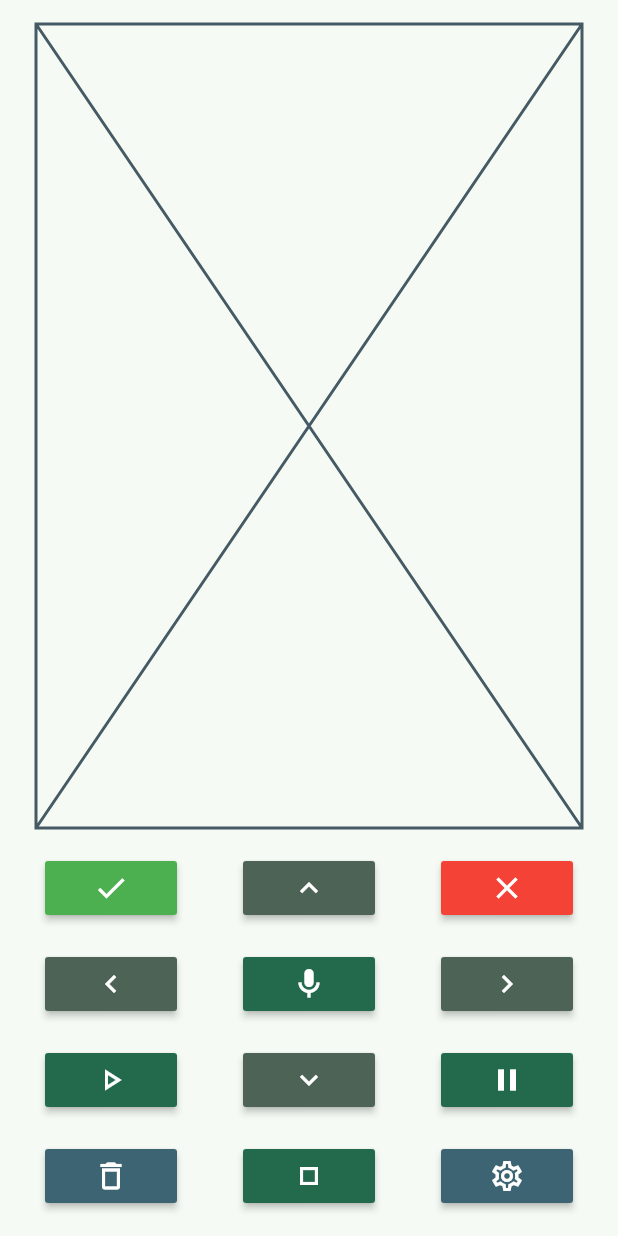
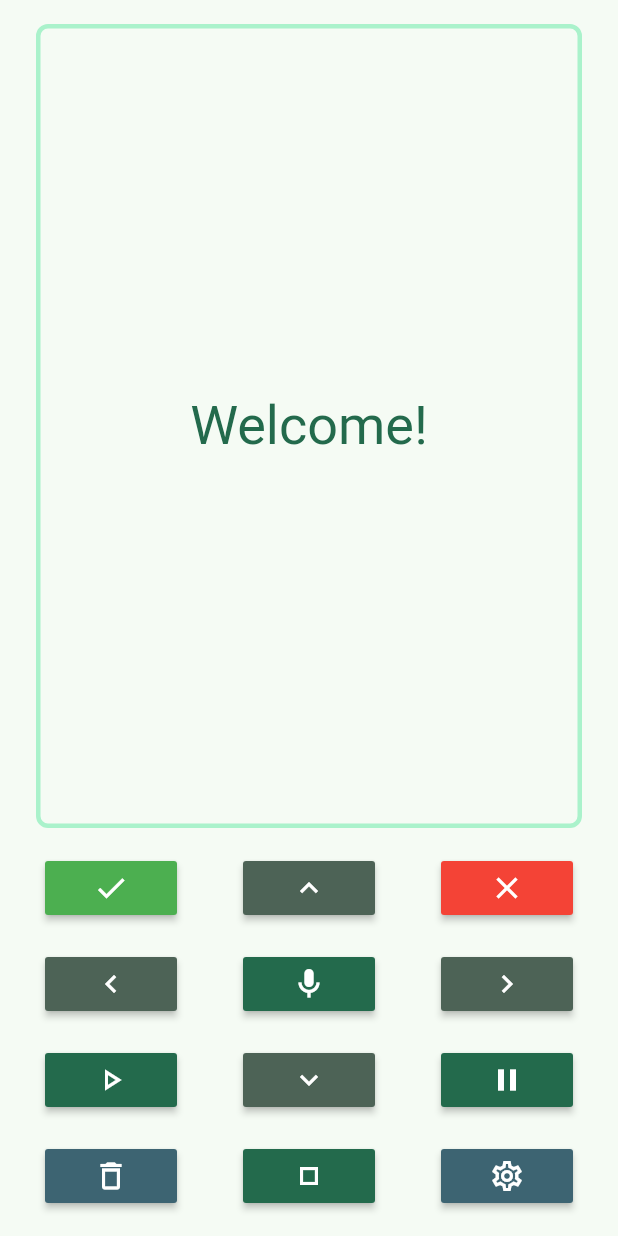
Before and after one commit to Greateapot/TeaTone, a Flutter app: the screen it shows after launch, on a phone screen of 412 x 824 dp. Run offline on Flutter 3.47's test engine with Material 3 defaults, Android fonts, the phone set to English and light mode, and no system bars; our stand-ins replace bloc, equatable, flutter_bloc; missing offline and left inert: record, window_manager.

Commit message:
refactor, views design

```diff
--- a/lib/case/view/case_view.dart
+++ b/lib/case/view/case_view.dart
@@ -22,12 +22,22 @@ class CaseView extends StatelessWidget {
                 horizontal: 24.0,
                 vertical: 16.0,
               ),
-              child: BlocBuilder<CaseBloc, CaseState>(
-                builder: (context, state) => switch (state) {
-                  CaseInitial() => const Placeholder(),
-                  CaseRecorderRunInProgress() => const RecorderView(),
-                  CaseRecorderRunPause() => const RecorderView(),
-                },
+              child: Container(
+                padding: const EdgeInsets.all(4.0),
+                decoration: BoxDecoration(
+                  borderRadius: BorderRadius.circular(8.0),
+                  border: Border.all(
+                    color: colorScheme.primaryContainer,
+                    width: 3.0,
+                  ),
+                ),
+                child: BlocBuilder<CaseBloc, CaseState>(
+                  builder: (context, state) => switch (state) {
+                    CaseInitial() => const WelcomeView(),
+                    CaseRecorderRunInProgress() => const RecorderView(),
+                    CaseRecorderRunPause() => const RecorderView(),
+                  },
+                ),
               ),
             ),
           ),
@@ -156,3 +166,22 @@ class CaseView extends StatelessWidget {
     );
   }
 }
+
+class WelcomeView extends StatelessWidget {
+  const WelcomeView({super.key});
+
+  @override
+  Widget build(BuildContext context) {
+    final textTheme = Theme.of(context).textTheme;
+    final colorScheme = Theme.of(context).colorScheme;
+
+    return Center(
+      child: Text(
+        'Welcome!',
+        style: textTheme.displaySmall?.copyWith(
+          color: colorScheme.primary,
+        ),
+      ),
+    );
+  }
+}
--- a/lib/recorder/recorder.dart
+++ b/lib/recorder/recorder.dart
@@ -1,3 +1,2 @@
 export 'bloc/recorder_bloc.dart';
 export 'view/view.dart';
-export 'widgets/widgets.dart';
--- /dev/null
+++ b/lib/shared/shared.dart
@@ -0,0 +1 @@
+export 'widgets/widgets.dart';
--- a/lib/recorder/widgets/widgets.dart
+++ b/lib/shared/widgets/widgets.dart
@@ -1 +1,2 @@
 export 'blinking_text.dart';
+export 'timer_widget.dart';
```
Also changed, not shown: lib/recorder/view/recorder_view.dart (+70 -28 lines), lib/shared/widgets/timer_widget.dart (added, +31 -0 lines), lib/shared/widgets/blinking_text.dart (renamed from lib/recorder/widgets/blinking_text.dart).
